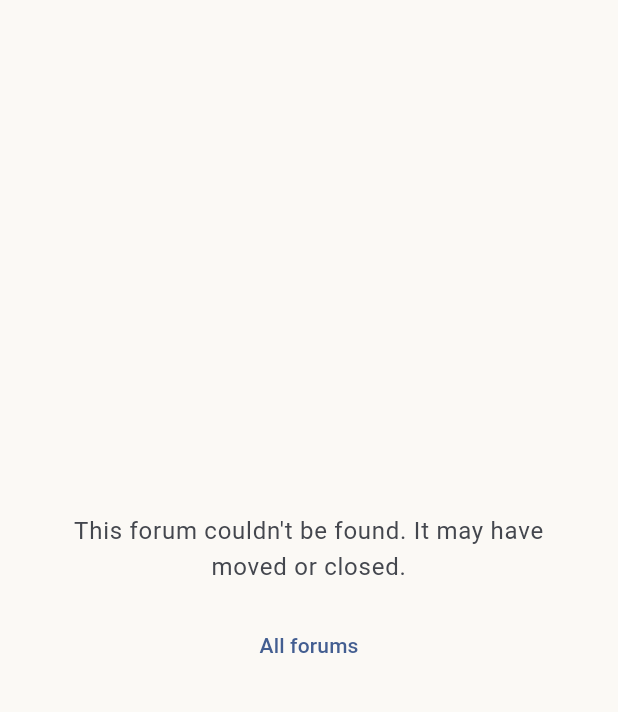
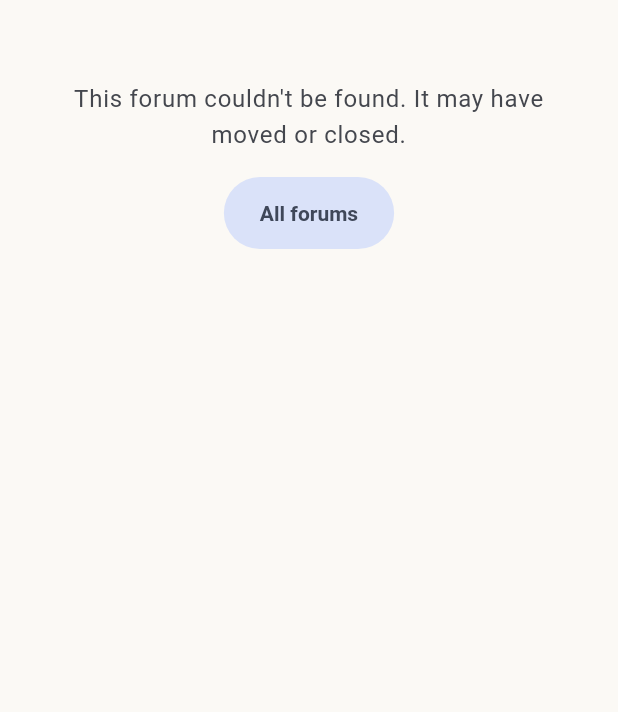
Before and after one commit to Shnayim-Mikrah-V-Echad-Targum/app, a Flutter app: the ForumScreen screen opened directly with empty values, on a phone screen of 412 x 824 dp, the part 63-775 px from its top. Run offline on Flutter 3.47's test engine with Material 3 defaults, Android fonts, the phone set to English and light mode, and no system bars; our stand-ins replace flutter_local_notifications, flutter_riverpod, flutter_timezone, flutter_tts, go_router, package_info_plus and 5 more; accounts and stored records are empty.

Commit message:
Answer dead links plainly, and keep notifications and feedback in reach
Follow-ups from review of the navigation changes:

- A link to a week, aliyah, haftarah or policy that doesn't exist now
  gets the "Page not found" page, with Go to Today, instead of "Something
  went wrong" with no way to try again. An unknown policy slug no longer
  shows the privacy policy in its place: LegalDoc.fromSlug is nullable.
- The not-found page and the missing-forum page follow the empty-state
  spec (DESIGN_SYSTEM.md 6.22): 320 wide, 40 from the top, a Tonal main
  action, and Try again as a Text button.
- A forum link whose forums can't load says so as soon as the first
  attempt fails, instead of spinning through Riverpod's automatic retries
  for about 38 seconds. The test pumps a few frames, then taps Try again.
- Old policy and sources addresses are public before onboarding too: the
  top-level redirect ran first and sent them to /welcome.
- homeLeading depends only on whether its route can pop, so the reader,
  haftarah and week pages no longer rebuild whenever a menu, sheet or
  dialog opens over them.
- The Erev Shabbat reminder opens the week within Today, with the
  navigation bar and a way back, and so does a root week or haftarah
  named by a notification an earlier version scheduled.
- Send feedback in Accessibility goes to the feedback forum only when
  there is a server for it to reach; otherwise, like About, to the issue
  tracker. The on-device demo forum reaches no one.
- The display sheet opens on the root navigator, so in the haftarah shown
  within a tab its scrim covers the navigation bar too.
- The compose screen's forum menu is as wide as its field, so a long
  forum name can't overflow it.

New tests cover the not-found links, the legacy addresses before
onboarding, Accessibility's Display and statement rows, both feedback
routes, the guidelines from a new discussion, the reader and haftarah
opened from Progress and from a week over the tabs, and the display sheet
over the in-tab haftarah. The notification tests now expect the week
within Today.

Co-Authored-By: Claude Opus 5.5 <noreply@anthropic.com>
Claude-Session: https://claude.ai/code/session_01FpCxE3pusCE35YFjz4NtTU

```diff
--- a/lib/features/about/about_screen.dart
+++ b/lib/features/about/about_screen.dart
@@ -14,6 +14,10 @@ final _version = PackageInfo.fromPlatform().then((i) => '${i.version} (${i.build
 Uri? supportEmailUri(AppLocalizations l) => AppConfig.supportEmail.isEmpty
     ? null
     : Uri(scheme: 'mailto', path: AppConfig.supportEmail, query: 'subject=${Uri.encodeComponent(l.appTitle)}');
+
+/// The public issue tracker, where feedback reaches the maintainers in any
+/// build.
+final issueTrackerUri = Uri.parse('${AppConfig.sourceUrl}/issues');
 
 class AboutScreen extends StatelessWidget {
   const AboutScreen({super.key});
@@ -56,7 +60,7 @@ class AboutScreen extends StatelessWidget {
           link(Icons.groups_outlined, l.guidelinesTitle, () => context.push('/legal/guidelines')),
           link(Icons.description_outlined, l.licensesTitle, () => showLicensePage(context: context, applicationName: l.appTitleFull)),
           if (supportEmailUri(l) case final email?) link(Icons.mail_outline, l.contactTitle, () => launchUrl(email)),
-          link(Icons.feedback_outlined, l.sendFeedback, () => launchUrl(Uri.parse('${AppConfig.sourceUrl}/issues'))),
+          link(Icons.feedback_outlined, l.sendFeedback, () => launchUrl(issueTrackerUri)),
         ],
       ),
     );
--- a/lib/features/community/ui/compose_screen.dart
+++ b/lib/features/community/ui/compose_screen.dart
@@ -117,6 +117,9 @@ class _ComposeScreenState extends ConsumerState<ComposeScreen> {
                 children: [
                   DropdownButtonFormField<int>(
                     initialValue: _forumId,
+                    // As wide as the field, rather than its longest forum's
+                    // name, which can be wider than a phone.
+                    isExpanded: true,
                     decoration: InputDecoration(labelText: l.forumLabel),
                     items: [for (final f in available) DropdownMenuItem(value: f.id, child: Text(f.name(he)))],
                     onChanged: (v) => setState(() => _forumId = v),
--- a/lib/features/community/ui/forum_screen.dart
+++ b/lib/features/community/ui/forum_screen.dart
@@ -70,20 +70,21 @@ class _ForumScreenState extends ConsumerState<ForumScreen> {
     final forums = ref.watch(forumsProvider);
     final forum = (forums.value ?? const []).where((f) => f.slug == widget.slug).firstOrNull;
     if (forum == null) {
-      // Spin only while the forums load: a link to a forum that doesn't
-      // exist, or one that can't load, says so.
-      final error = forums.error;
-      final missing = !forums.isLoading && error == null;
+      // Spin only while the forums first load: a link to a forum that
+      // doesn't exist says so, and so do forums that can't load, at once,
+      // while they are tried again.
+      final missing = forums.hasValue;
+      final error = missing ? null : forums.error;
       return Scaffold(
         appBar: AppBar(title: missing ? Text(l.notFoundTitle) : null),
-        body: forums.isLoading
+        body: !missing && error == null
             ? const Center(child: CircularProgressIndicator())
             : CenteredMessage(
                 text: error != null ? communityError(l, error) : l.forumNotFound,
                 actions: [
+                  FilledButton.tonal(onPressed: () => context.go('/community'), child: Text(l.allForums)),
                   if (error != null)
                     TextButton(onPressed: () => ref.invalidate(forumsProvider), child: Text(l.actionRetry)),
-                  TextButton(onPressed: () => context.go('/community'), child: Text(l.allForums)),
                 ],
               ),
       );
--- a/lib/features/parsha/week_overview_screen.dart
+++ b/lib/features/parsha/week_overview_screen.dart
@@ -25,9 +25,8 @@ class WeekOverviewScreen extends ConsumerWidget {
   @override
   Widget build(BuildContext context, WidgetRef ref) {
     final ctx = ref.watch(weekContextProvider(weekId));
-    if (ctx == null) {
-      return Scaffold(appBar: AppBar(leading: homeLeading(context)), body: Center(child: Text(context.l10n.errorGeneric)));
-    }
+    // A link to a week that doesn't exist.
+    if (ctx == null) return const NotFoundPage();
     return WeekOverview(ctx: ctx, leading: homeLeading(context));
   }
 }
--- a/lib/features/reader/haftarah_screen.dart
+++ b/lib/features/reader/haftarah_screen.dart
@@ -32,9 +32,8 @@ class HaftarahScreen extends ConsumerWidget {
     final ctx = ref.watch(weekContextProvider(weekId));
     final settings = ref.watch(settingsProvider);
     final verses = ref.watch(haftarahTextProvider(weekId));
-    if (ctx == null) {
-      return Scaffold(appBar: AppBar(leading: homeLeading(context)), body: Center(child: Text(l.errorGeneric)));
-    }
+    // A link to a week that doesn't exist.
+    if (ctx == null) return const NotFoundPage();
     final styles = ScriptureStyles(context, settings);
     final done = ctx.progress.haftarah != null;
     final tts = ref.watch(ttsProvider);
--- a/lib/features/reader/reader_screen.dart
+++ b/lib/features/reader/reader_screen.dart
@@ -422,9 +422,8 @@ class _ReaderScreenState extends ConsumerState<ReaderScreen> {
   Widget build(BuildContext context) {
     final l = context.l10n;
     final ctx = ref.watch(weekContextProvider(widget.weekId));
-    if (ctx == null) {
-      return Scaffold(appBar: AppBar(leading: homeLeading(context)), body: Center(child: Text(l.errorGeneric)));
-    }
+    // A link to a week that doesn't exist.
+    if (ctx == null) return const NotFoundPage();
     final s = ref.watch(settingsProvider);
     final names = Names(context);
     final textsAsync = ref.watch(readerTextsProvider((
--- a/lib/services/notifications.dart
+++ b/lib/services/notifications.dart
@@ -225,9 +225,10 @@ String? _windowsIconPath() {
 }
 
 /// The page a reminder opens: the week, for Erev Shabbat, to finish it; Today
-/// for the others, where the day's reading and the check-in card are.
+/// for the others, where the day's reading and the check-in card are. The
+/// week opens within Today, with the navigation bar and a way back.
 String reminderRoute(PlannedReminder r) => switch (r.kind) {
-      ReminderKind.erevShabbat => '/week/${r.plan.weekId}',
+      ReminderKind.erevShabbat => '/today/week/${r.plan.weekId}',
       ReminderKind.daily || ReminderKind.checkIn || ReminderKind.paused => '/today',
     };
 
--- a/lib/ui/widgets/fallbacks.dart
+++ b/lib/ui/widgets/fallbacks.dart
@@ -9,9 +9,11 @@ import 'common.dart';
 /// Today rather than a dead end. Null, leaving the usual back button, when
 /// there is a page to go back to.
 Widget? homeLeading(BuildContext context) {
-  // The app bar's own test for its back button, so exactly one of the two
-  // shows.
-  if (ModalRoute.of(context)?.impliesAppBarDismissal ?? true) return null;
+  // Only whether the route can pop: depending on the whole route would
+  // rebuild the page each time a menu, sheet or dialog opens over it. The
+  // app bar's own test differs only for local history entries, which these
+  // pages don't use.
+  if (ModalRoute.canPopOf(context) ?? true) return null;
   return IconButton(
     tooltip: context.l10n.navToday,
     icon: const Icon(Icons.home_outlined),
@@ -19,8 +21,9 @@ Widget? homeLeading(BuildContext context) {
   );
 }
 
-/// A short message in the middle of a page that has nothing else to show,
-/// with what to do next beneath it.
+/// A short message on a page that has nothing else to show, with what to do
+/// next beneath it: the first of [actions] a Tonal button, any others Text
+/// buttons (DESIGN_SYSTEM.md §6.22).
 class CenteredMessage extends StatelessWidget {
   const CenteredMessage({super.key, required this.text, this.actions = const []});
 
@@ -30,11 +33,11 @@ class CenteredMessage extends StatelessWidget {
   @override
   Widget build(BuildContext context) {
     final theme = Theme.of(context);
-    return Center(
-      child: SingleChildScrollView(
-        padding: const EdgeInsets.symmetric(horizontal: 24, vertical: 40),
+    return SingleChildScrollView(
+      padding: const EdgeInsets.fromLTRB(24, 40, 24, 24),
+      child: Center(
         child: ConstrainedBox(
-          constraints: const BoxConstraints(maxWidth: 360),
+          constraints: const BoxConstraints(maxWidth: 320),
           child: Column(
             mainAxisSize: MainAxisSize.min,
             children: [
@@ -54,3 +57,27 @@ class CenteredMessage extends StatelessWidget {
     );
   }
 }
+
+/// The page for a link that leads nowhere in the app: a mistyped or outdated
+/// web address, say, or one to a week or a policy that doesn't exist.
+class NotFoundPage extends StatelessWidget {
+  const NotFoundPage({super.key});
+
+  @override
+  Widget build(BuildContext context) {
+    final l = context.l10n;
+    return Scaffold(
+      appBar: AppBar(title: Text(l.notFoundTitle)),
+      body: CenteredMessage(
+        text: l.notFoundBody,
+        actions: [
+          FilledButton.tonalIcon(
+            icon: const Icon(Icons.home_outlined),
+            label: Text(l.goToToday),
+            onPressed: () => context.go('/today'),
+          ),
+        ],
+      ),
+    );
+  }
+}
```
Also changed, not shown: lib/app/router.dart (+15 -29 lines), lib/features/about/legal_screen.dart (+5 -2 lines), lib/features/reader/display_sheet.dart (+7 -4 lines), lib/features/settings/screens/accessibility_settings_screen.dart (+14 -5 lines), 2 other files.
